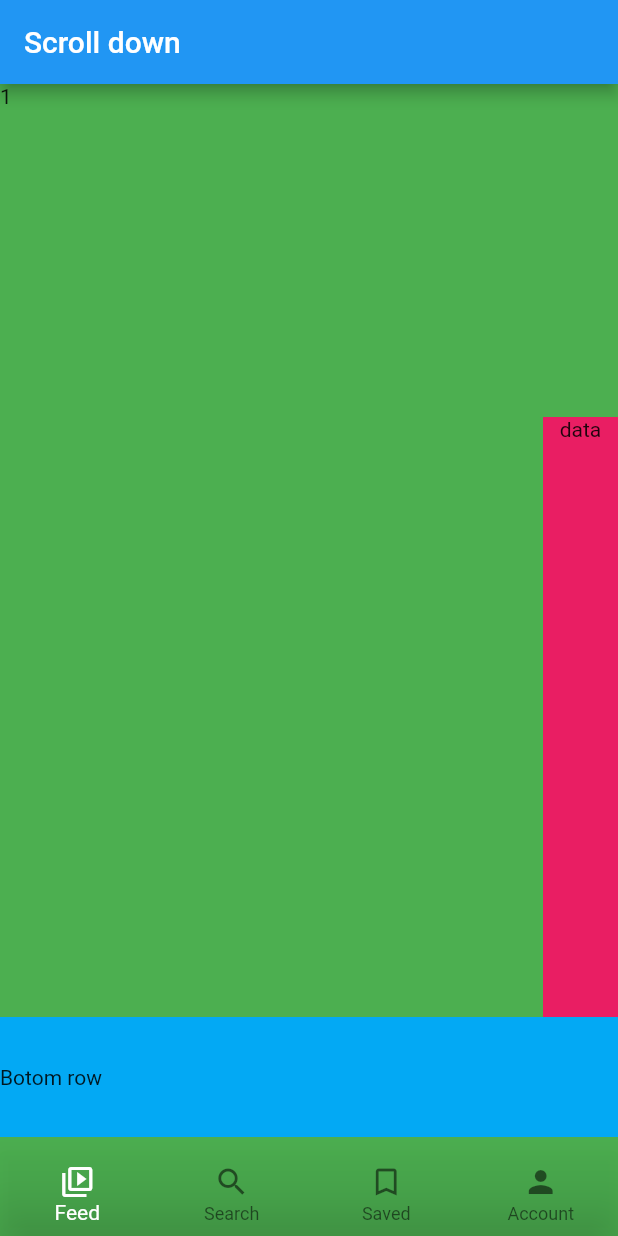
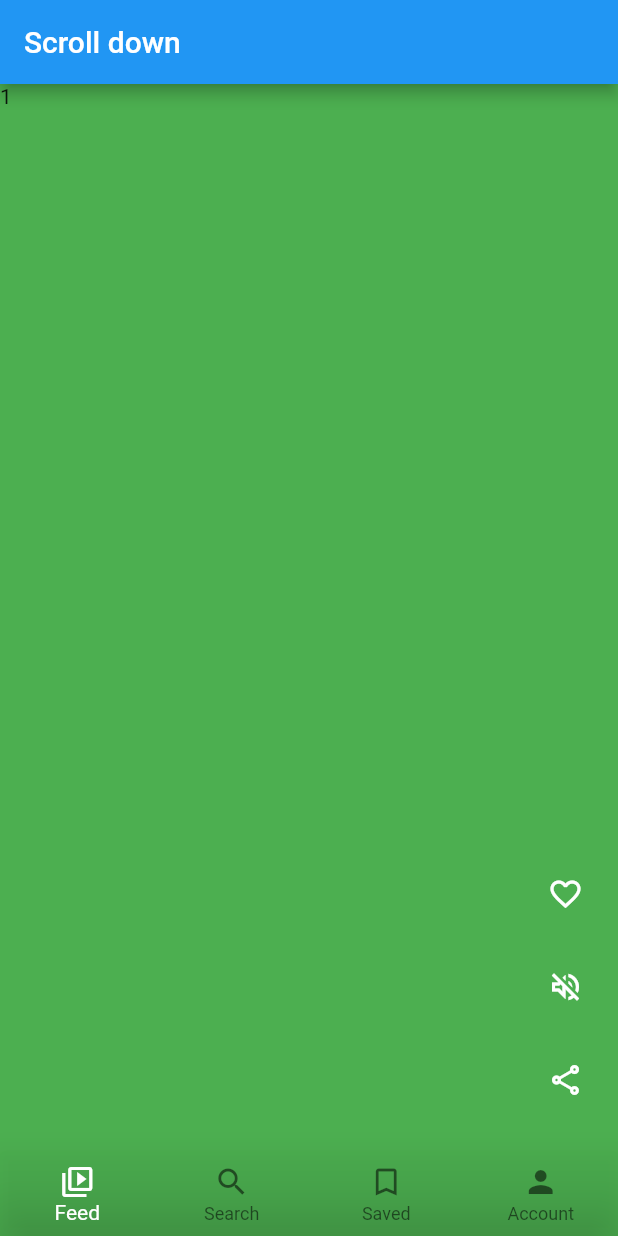
Before and after one commit to apoorvpandey0/flutter_tiktok_clone, a Flutter app: the screen it shows after launch, on a phone screen of 412 x 824 dp. Run offline on Flutter 3.47's test engine with Material 2 defaults, Android fonts, the phone set to English and light mode, and no system bars; our stand-ins replace dismissible_page.

Commit message:
Basic structure complete

```diff
--- a/lib/screens/home/home_screen.dart
+++ b/lib/screens/home/home_screen.dart
@@ -55,22 +55,44 @@ class HomeScreen extends StatelessWidget {
                               child: Text(""),
                             ),
                             Container(
-                              color: Colors.pink,
+                              // color: Colors.pink,
+                              margin: const EdgeInsets.only(right: 10),
                               width: 50,
-                              height: 400,
+                              height: 200,
                               child: Column(
-                                children: [Text("data")],
+                                mainAxisAlignment:
+                                    MainAxisAlignment.spaceEvenly,
+                                children: [
+                                  IconButton(
+                                      onPressed: () {},
+                                      icon: Icon(
+                                        Icons.favorite_border,
+                                        color: Colors.white,
+                                      )),
+                                  IconButton(
+                                      onPressed: () {},
+                                      icon: Icon(
+                                        Icons.volume_off_outlined,
+                                        color: Colors.white,
+                                      )),
+                                  IconButton(
+                                      onPressed: () {},
+                                      icon: Icon(
+                                        Icons.share_outlined,
+                                        color: Colors.white,
+                                      ))
+                                ],
                               ),
                             )
                           ],
                         ),
-                        Container(
-                          color: Colors.lightBlue,
-                          height: 80,
-                          child: Row(
-                            children: [Text("Botom row")],
-                          ),
-                        )
+                        // Container(
+                        //   color: Colors.lightBlue,
+                        //   height: 80,
+                        //   child: Row(
+                        //     children: [Text("Botom row")],
+                        //   ),
+                        // )
                       ],
                     ),
                   )))
--- a/pubspec.yaml
+++ b/pubspec.yaml
@@ -59,7 +59,8 @@ flutter:
   uses-material-design: true
 
   # To add assets to your application, add an assets section, like this:
-  # assets:
+  assets:
+    - assets/
   #   - images/a_dot_burr.jpeg
   #   - images/a_dot_ham.jpeg
 
```
